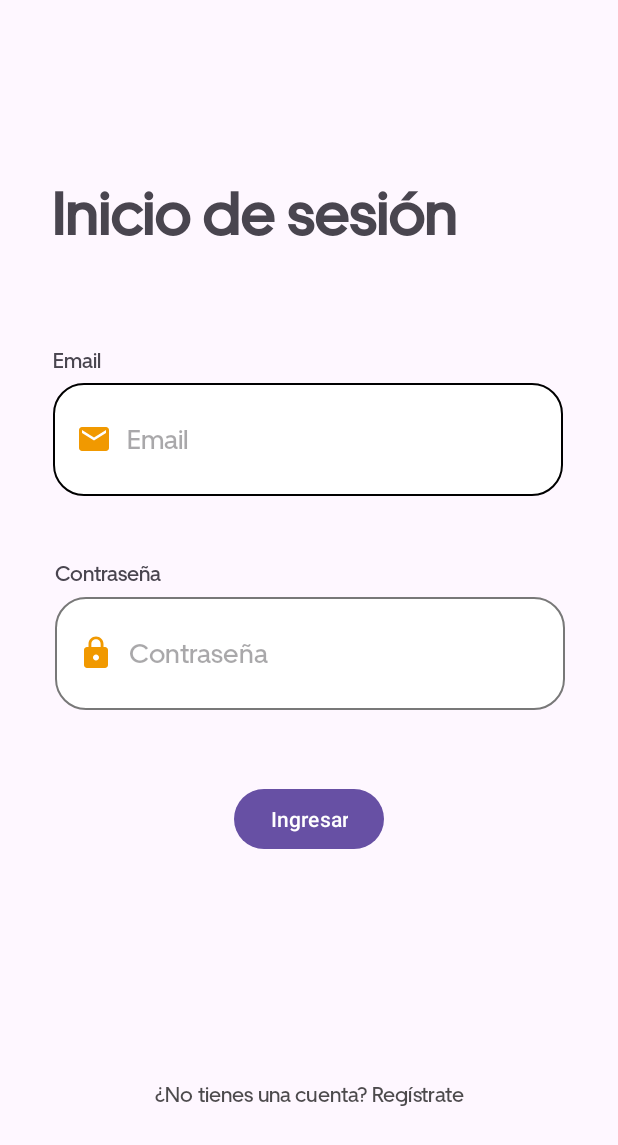
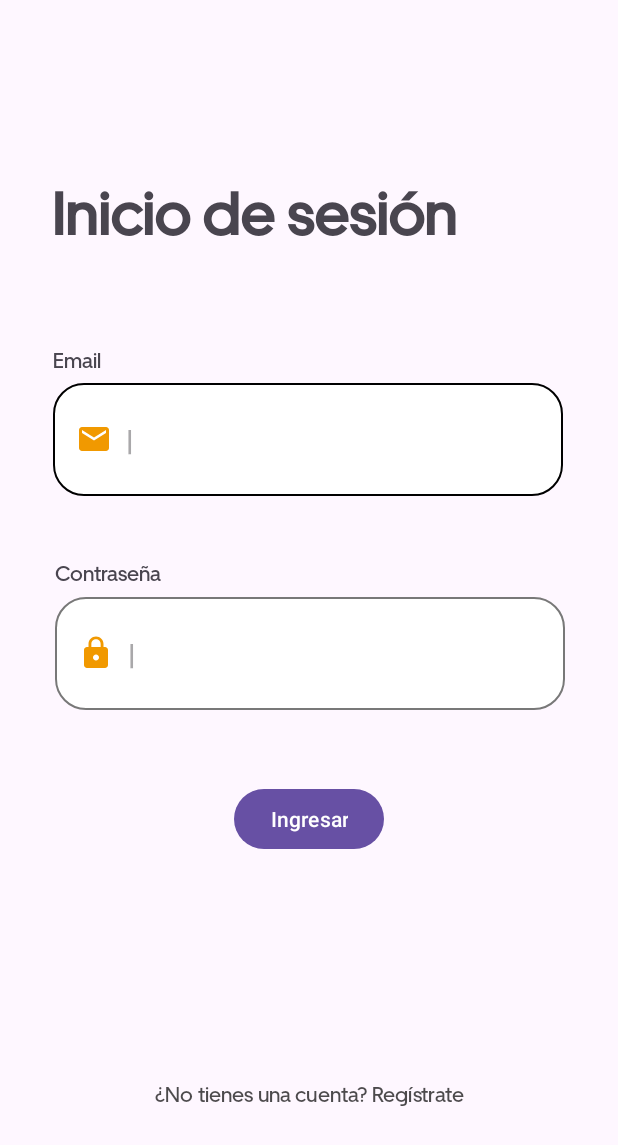
Before and after one commit to Juan239/traficoRegional, an Android app: the inicioSesionActivity screen opened directly, with no data from a screen before it, on a phone screen of 412 x 824 dp. Shown: the top 1145 px of the screen. Run offline under Robolectric (Android 15) with nearby library versions, the phone set to English and light mode, and no system bars.

Commit message:
Version 1.0 Diego

```diff
--- a/app/src/main/res/layout/activity_inicio_sesion.xml
+++ b/app/src/main/res/layout/activity_inicio_sesion.xml
@@ -32,7 +32,7 @@
         android:drawablePadding="10dp"
         android:background="@drawable/custom_input"
         android:fontFamily="@font/fuente_secundaria"
-        android:hint="Email"
+        android:hint="|"
         android:inputType="textEmailAddress"
         android:paddingStart="15dp"
         android:textColor="@color/colorBlack"
@@ -53,7 +53,7 @@
         android:drawableStart="@drawable/custom_icon_lock"
         android:drawablePadding="10dp"
         android:paddingStart="15dp"
-        android:hint="Contraseña"
+        android:hint="|"
         android:fontFamily="@font/fuente_secundaria"
         app:layout_constraintBottom_toBottomOf="parent"
         app:layout_constraintEnd_toEndOf="parent"
```
